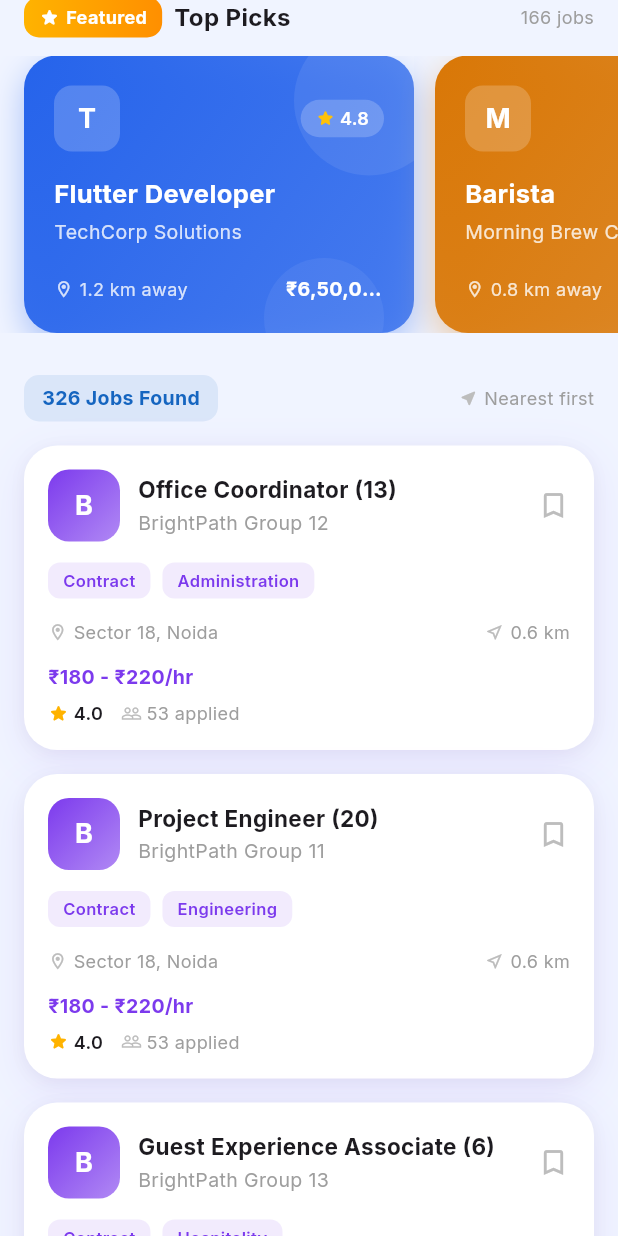
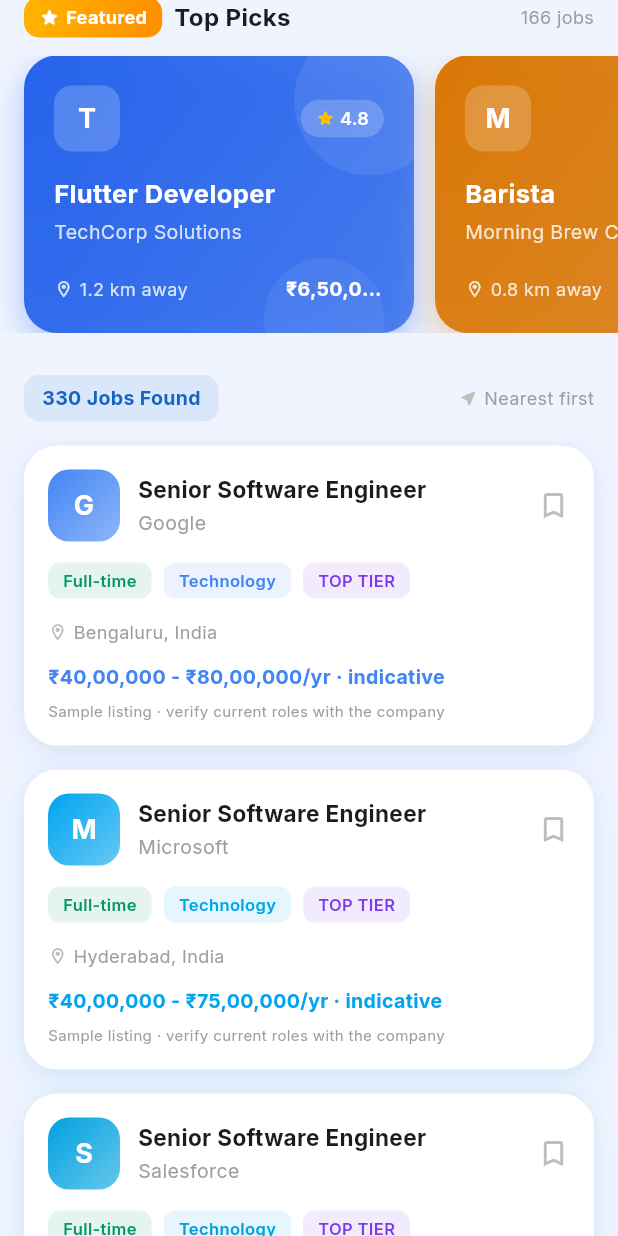
Before and after one commit to Harshit18-19/Local_Job_Finder, a Flutter app: the JobListScreen screen opened directly, scrolled down 576 dp, on a phone screen of 412 x 824 dp. Run offline on Flutter 3.47's test engine with Material 3 defaults, Android fonts, the phone set to English and light mode, and no system bars; our stand-ins replace animate_do, cloud_firestore, firebase_auth, firebase_core, google_fonts, google_sign_in and 1 more; missing offline and left inert: google_sign_in_web, pdfrx; accounts and stored records are empty.

Commit message:
Improve ATS guidance and add top-tier sample jobs

```diff
--- a/lib/models/job.dart
+++ b/lib/models/job.dart
@@ -13,6 +13,7 @@
   final double rating;
   final int applicants;
   final int cardColor; // ARGB int for gradient
+  final bool isTopTier;
 
   const Job({
     required this.id,
@@ -29,5 +30,6 @@
     this.rating = 4.0,
     this.applicants = 0,
     this.cardColor = 0xFF2563EB,
+    this.isTopTier = false,
   });
 }
--- a/lib/models/job_data.dart
+++ b/lib/models/job_data.dart
@@ -1,6 +1,97 @@
 import 'job.dart';
 
-final List<Job> sampleJobs = [..._curatedJobs, ..._generatedCategoryJobs()];
+final List<Job> sampleJobs = [
+  ..._curatedJobs,
+  ..._topTierJobs,
+  ..._generatedCategoryJobs(),
+];
+
+const _topTierJobs = [
+  Job(
+    id: 'top-tier-google-senior-software-engineer',
+    title: 'Senior Software Engineer',
+    company: 'Google',
+    location: 'Bengaluru, India',
+    type: 'Full-time',
+    salary: '₹40,00,000 - ₹80,00,000/yr · indicative',
+    description:
+        'Illustrative top-tier sample listing for a senior software engineering role. This is not a verified active vacancy or an official Google compensation offer. Check Google Careers for current openings and pay details.',
+    requirements: [
+      'Software engineering experience',
+      'Data structures and algorithms',
+      'Distributed systems',
+      'Programming in Java, Go, C++, or Python',
+    ],
+    distanceKm: 0,
+    postedDate: 'Sample listing',
+    category: 'Technology',
+    cardColor: 0xFF4285F4,
+    isTopTier: true,
+  ),
+  Job(
+    id: 'top-tier-microsoft-senior-software-engineer',
+    title: 'Senior Software Engineer',
+    company: 'Microsoft',
+    location: 'Hyderabad, India',
+    type: 'Full-time',
+    salary: '₹40,00,000 - ₹75,00,000/yr · indicative',
+    description:
+        'Illustrative top-tier sample listing for a senior software engineering role. This is not a verified active vacancy or an official Microsoft compensation offer. Check Microsoft Careers for current openings and pay details.',
+    requirements: [
+      'Software engineering experience',
+      'Cloud services and distributed systems',
+      'Data structures and algorithms',
+      'Programming in C#, Java, or Python',
+    ],
+    distanceKm: 0,
+    postedDate: 'Sample listing',
+    category: 'Technology',
+    cardColor: 0xFF00A4EF,
+    isTopTier: true,
+  ),
+  Job(
+    id: 'top-tier-salesforce-senior-software-engineer',
+    title: 'Senior Software Engineer',
+    company: 'Salesforce',
+    location: 'Bengaluru, India',
+    type: 'Full-time',
+    salary: '₹40,00,000 - ₹70,00,000/yr · indicative',
+    description:
+        'Illustrative top-tier sample listing for a senior software engineering role. This is not a verified active vacancy or an official Salesforce compensation offer. Check Salesforce Careers for current openings and pay details.',
+    requirements: [
+      'Software engineering experience',
+      'Scalable backend services',
+      'Cloud platforms and APIs',
+      'Programming in Java, JavaScript, or Python',
+    ],
+    distanceKm: 0,
+    postedDate: 'Sample listing',
+    category: 'Technology',
+    cardColor: 0xFF00A1E0,
+    isTopTier: true,
+  ),
+  Job(
+    id: 'top-tier-bloomberg-software-engineer',
+    title: 'Software Engineer, Data Platforms',
+    company: 'Bloomberg',
+    location: 'Mumbai, India',
+    type: 'Full-time',
+    salary: '₹40,00,000 - ₹75,00,000/yr · indicative',
+    description:
+        'Illustrative top-tier sample listing for a software engineering role on data platforms. This is not a verified active vacancy or an official Bloomberg compensation offer. Check Bloomberg Careers for current openings and pay details.',
+    requirements: [
+      'Software engineering experience',
+      'Data structures and algorithms',
+      'Distributed data systems',
+      'Programming in C++, Java, or Python',
+    ],
+    distanceKm: 0,
+    postedDate: 'Sample listing',
+    category: 'Technology',
+    cardColor: 0xFF1D4ED8,
+    isTopTier: true,
+  ),
+];
 
 final List<Job> _curatedJobs = [
   const Job(
--- a/lib/widgets/job_card.dart
+++ b/lib/widgets/job_card.dart
@@ -148,16 +148,22 @@
                   ],
                 ),
                 const SizedBox(height: 14),
-                Row(
+                Wrap(
+                  spacing: 8,
+                  runSpacing: 8,
                   children: [
                     _Chip(
                       label: widget.job.type,
                       color: _typeColor(widget.job.type),
                     ),
-                    const SizedBox(width: 8),
                     _Chip(
                       label: widget.job.category,
                       color: accent,
+                    ),
+                    if (widget.job.isTopTier)
+                      const _Chip(
+                        label: 'TOP TIER',
+                        color: Color(0xFF7C3AED),
                       ),
                   ],
                 ),
@@ -174,6 +180,7 @@
                         overflow: TextOverflow.ellipsis,
                       ),
                     ),
+                    if (!widget.job.isTopTier) ...[
                       Icon(Icons.near_me_outlined,
                           size: 13, color: Colors.grey[400]),
                       const SizedBox(width: 4),
@@ -181,6 +188,7 @@
                         '${widget.job.distanceKm} km',
                         style: TextStyle(color: Colors.grey[500], fontSize: 12),
                       ),
+                    ],
                   ],
                 ),
                 const SizedBox(height: 12),
@@ -197,9 +205,16 @@
                       overflow: TextOverflow.ellipsis,
                     ),
                     const SizedBox(height: 6),
+                    if (widget.job.isTopTier)
+                      Text(
+                        'Sample listing · verify current roles with the company',
+                        style: TextStyle(color: Colors.grey[500], fontSize: 10),
+                      )
+                    else
                       Row(
                         children: [
-                        Icon(Icons.star_rounded, size: 14, color: Colors.amber[600]),
+                          Icon(Icons.star_rounded,
+                              size: 14, color: Colors.amber[600]),
                           const SizedBox(width: 3),
                           Text(
                             widget.job.rating.toString(),
@@ -207,11 +222,13 @@
                                 fontSize: 12, fontWeight: FontWeight.w600),
                           ),
                           const SizedBox(width: 12),
-                        Icon(Icons.people_outline, size: 14, color: Colors.grey[400]),
+                          Icon(Icons.people_outline,
+                              size: 14, color: Colors.grey[400]),
                           const SizedBox(width: 3),
                           Text(
                             '${widget.job.applicants} applied',
-                          style: TextStyle(fontSize: 12, color: Colors.grey[500]),
+                            style: TextStyle(
+                                fontSize: 12, color: Colors.grey[500]),
                           ),
                         ],
                       ),
```
Also changed, not shown: lib/screens/job_detail_screen.dart (+37 -1 lines), lib/screens/job_list_screen.dart (+5 -5 lines), lib/screens/resume_evaluation_screen.dart (+77 -0 lines), lib/services/resume_ats_service.dart (+33 -22 lines). Lines whose indentation alone changed are shown as unchanged.
